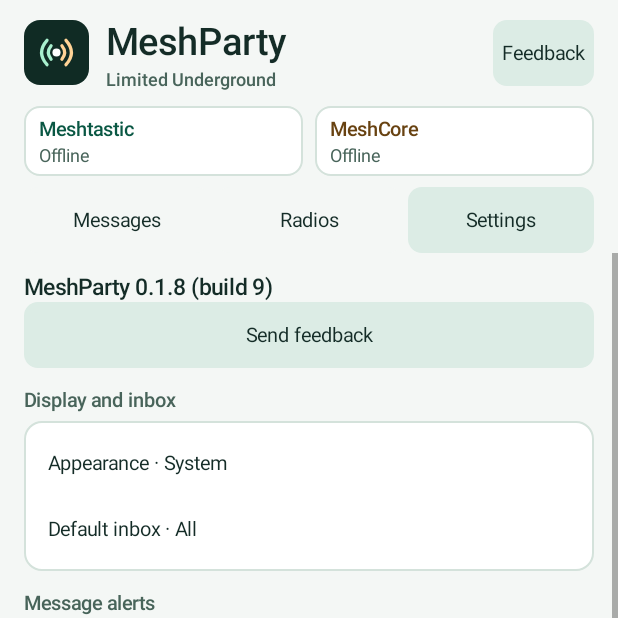
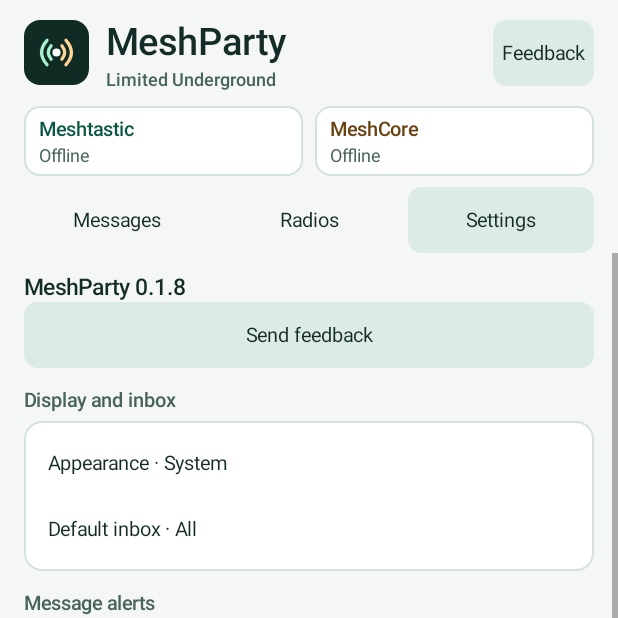
Before and after one commit to Limited-Underground/MeshParty, an Android app: the screen it shows after launch (MainActivity), after a tap on "Settings", on a phone screen of 412 x 824 dp, the top half of it. Run offline under Robolectric (Android 15) with nearby library versions, the phone set to English and light mode, and no system bars; 2 statements that could not run were skipped; 3 other taps on this screen came first.

Commit message:
Show the app version without the build number
Owner: the build number next to the version is confusing.

Co-Authored-By: Claude Opus 5.5 <noreply@anthropic.com>

```diff
--- a/app/src/main/java/com/limitedunderground/meshinbox/MainActivity.java
+++ b/app/src/main/java/com/limitedunderground/meshinbox/MainActivity.java
@@ -664,7 +664,7 @@ public final class MainActivity extends Activity {
         scroller.addView(inner);
         content.addView(scroller);
 
-        TextView version = label(getString(R.string.app_version, BuildConfig.VERSION_NAME, BuildConfig.VERSION_CODE),
+        TextView version = label(getString(R.string.app_version, BuildConfig.VERSION_NAME),
                 15, ink, true);
         inner.addView(version);
         Button feedback = button(getString(R.string.feedback_title), tint, ink);
@@ -721,7 +721,7 @@ public final class MainActivity extends Activity {
         diagnostics.addView(clear, withTop(4));
 
         LinearLayout about = settingsGroup(inner, "About MeshParty");
-        about.addView(label(getString(R.string.app_version, BuildConfig.VERSION_NAME, BuildConfig.VERSION_CODE),
+        about.addView(label(getString(R.string.app_version, BuildConfig.VERSION_NAME),
                 14, ink, true));
         about.addView(label(getString(R.string.independent_app), 14, ink, false), withTop(4));
         Button privacy = button(getString(R.string.privacy_policy), tint, ink);
--- a/app/src/main/res/values/strings.xml
+++ b/app/src/main/res/values/strings.xml
@@ -14,7 +14,7 @@
     <string name="diagnostics_picker_unavailable">Android could not open a file picker.</string>
     <string name="diagnostics_saved">Diagnostics file saved.</string>
     <string name="diagnostics_save_failed">Could not save the diagnostics file. Choose another location and try again.</string>
-    <string name="app_version">MeshParty %1$s (build %2$d)</string>
+    <string name="app_version">MeshParty %1$s</string>
     <string name="independent_app">MeshParty by Limited Underground is an independent alternative for using both networks from one screen. It is not intended to replace the official MeshCore or Meshtastic apps. I encourage you to use both official apps.</string>
     <string name="chat_safety">Chat safety</string>
     <string name="chat_safety_summary">Open a received message’s options to report abuse, block a sender, or mute a supported channel.</string>
```
